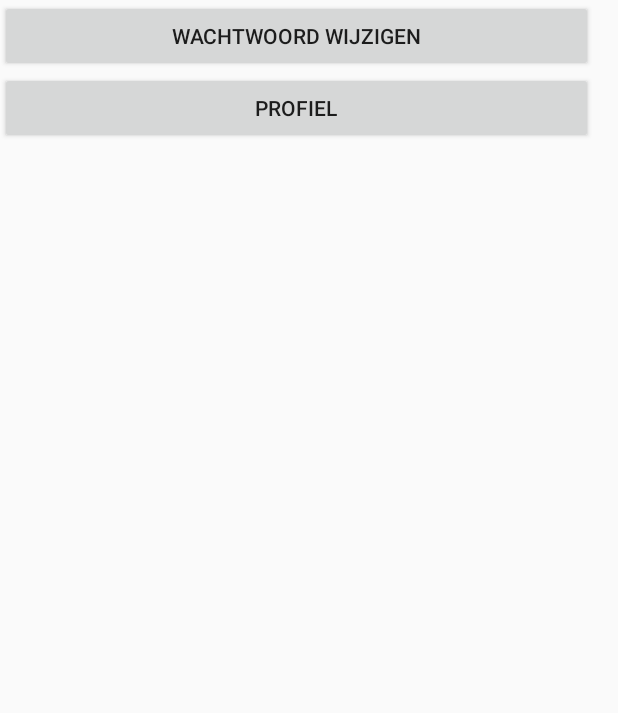
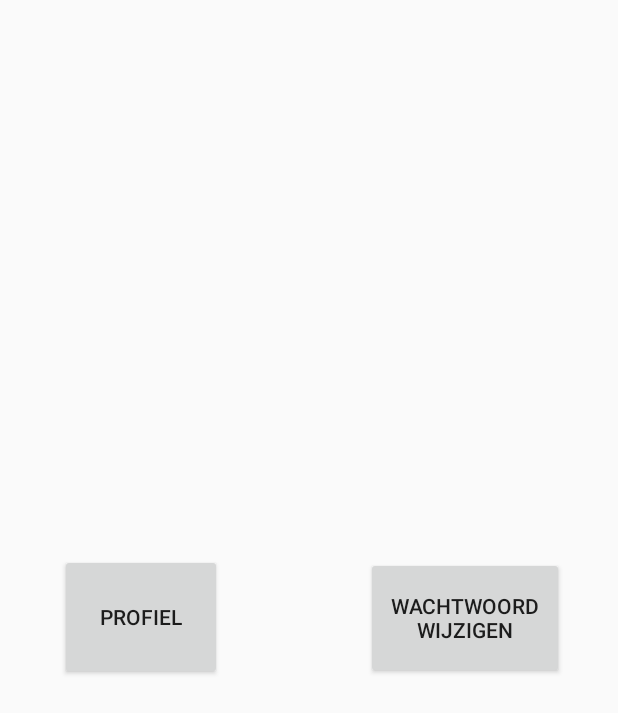
Before and after one commit to svh1998/monoordapp, an Android app: the layout activity_main.xml on its own in the app's theme, with its tools: preview values and no code run, on a phone screen of 412 x 824 dp. Shown: the top 713 px of the screen. Run offline under Robolectric (Android 15) with nearby library versions, the phone set to English and light mode, and no system bars.

Commit message:
removed unused classes

```diff
--- a/app/src/main/res/layout/activity_edit_password.xml
+++ b/app/src/main/res/layout/activity_edit_password.xml
@@ -54,7 +54,7 @@
                 android:layout_height="20dp"
                 android:layout_toEndOf="@+id/currentpw"
                 android:layout_weight="1"
-                android:text="nieuw wachtwoord:"
+                android:text="Nieuw wachtwoord:"
                 android:textStyle="bold"
                 android:textSize="18sp"
                 android:textAlignment="center"
@@ -83,8 +83,10 @@
                 android:layout_width="match_parent"
                 android:layout_height="20dp"
                 android:layout_weight="1"
-                android:text="bevestig wachtwoord"
+                android:text="Bevestig wachtwoord:"
                 android:textSize="18sp"
+                android:textStyle="bold"
+                android:textAlignment="center"
                 tools:layout_editor_absoluteX="32dp"
                 tools:layout_editor_absoluteY="243dp" />
 
--- a/app/src/main/res/layout/activity_main.xml
+++ b/app/src/main/res/layout/activity_main.xml
@@ -6,25 +6,36 @@
     android:layout_height="match_parent"
     tools:context="com.example.svanh.testproject.MainActivity">
 
-    <LinearLayout
-        android:layout_width="395dp"
-        android:layout_height="587dp"
-        android:orientation="vertical"
-        tools:layout_editor_absoluteX="8dp"
-        tools:layout_editor_absoluteY="8dp">
+    <Button
+        android:id="@+id/button11"
+        android:layout_width="108dp"
+        android:layout_height="84dp"
+        android:text="Profiel"
+        app:layout_constraintTop_toTopOf="parent"
+        android:layout_marginTop="8dp"
+        app:layout_constraintBottom_toBottomOf="parent"
+        android:layout_marginBottom="8dp"
+        app:layout_constraintVertical_bias="0.499"
+        android:layout_marginRight="8dp"
+        app:layout_constraintRight_toRightOf="parent"
+        android:layout_marginLeft="8dp"
+        app:layout_constraintLeft_toLeftOf="parent"
+        app:layout_constraintHorizontal_bias="0.111" />
 
-        <Button
-            android:id="@+id/button10"
-            android:layout_width="match_parent"
-            android:layout_height="wrap_content"
-            android:onClick="ChangePW"
-            android:text="Wachtwoord wijzigen" />
+    <Button
+        android:id="@+id/button10"
+        android:layout_width="132dp"
+        android:layout_height="81dp"
+        android:onClick="ChangePW"
+        android:text="Wachtwoord wijzigen"
+        android:layout_marginRight="8dp"
+        app:layout_constraintRight_toRightOf="parent"
+        app:layout_constraintBottom_toBottomOf="parent"
+        android:layout_marginBottom="8dp"
+        app:layout_constraintTop_toTopOf="parent"
+        android:layout_marginTop="8dp"
+        android:layout_marginLeft="8dp"
+        app:layout_constraintLeft_toLeftOf="parent"
+        app:layout_constraintHorizontal_bias="0.893" />
 
-        <Button
-            android:id="@+id/button11"
-            android:layout_width="match_parent"
-            android:layout_height="wrap_content"
-            android:text="Profiel" />
-
-    </LinearLayout>
 </android.support.constraint.ConstraintLayout>
```
Also changed, not shown: app/src/main/AndroidManifest.xml (+18 -40 lines).
